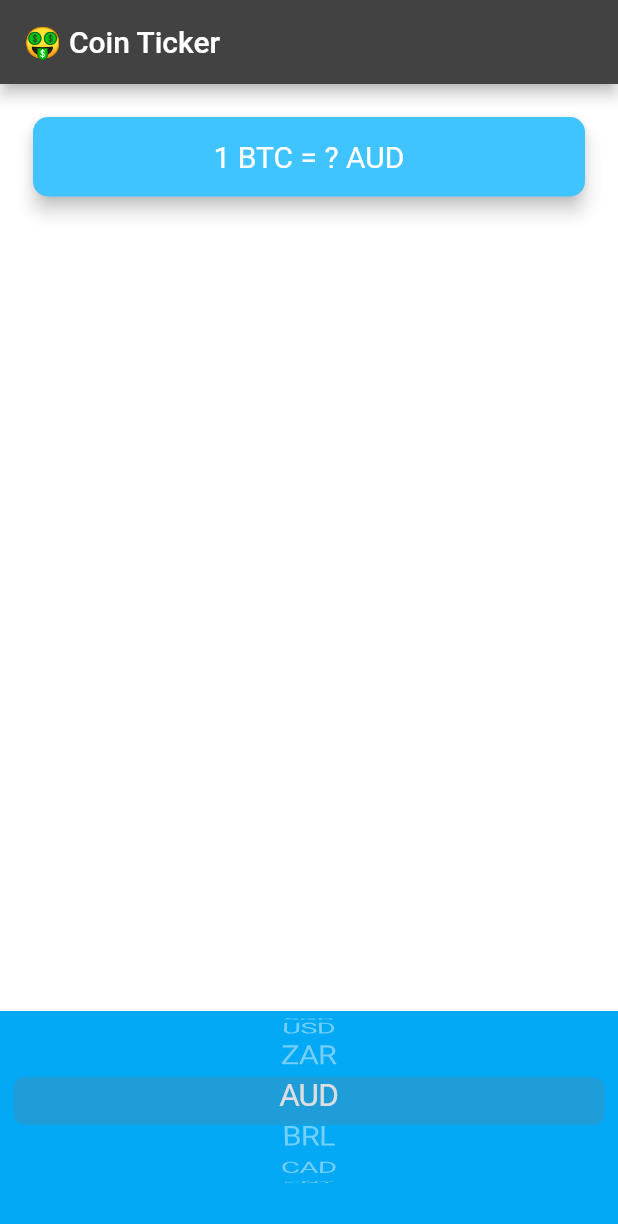
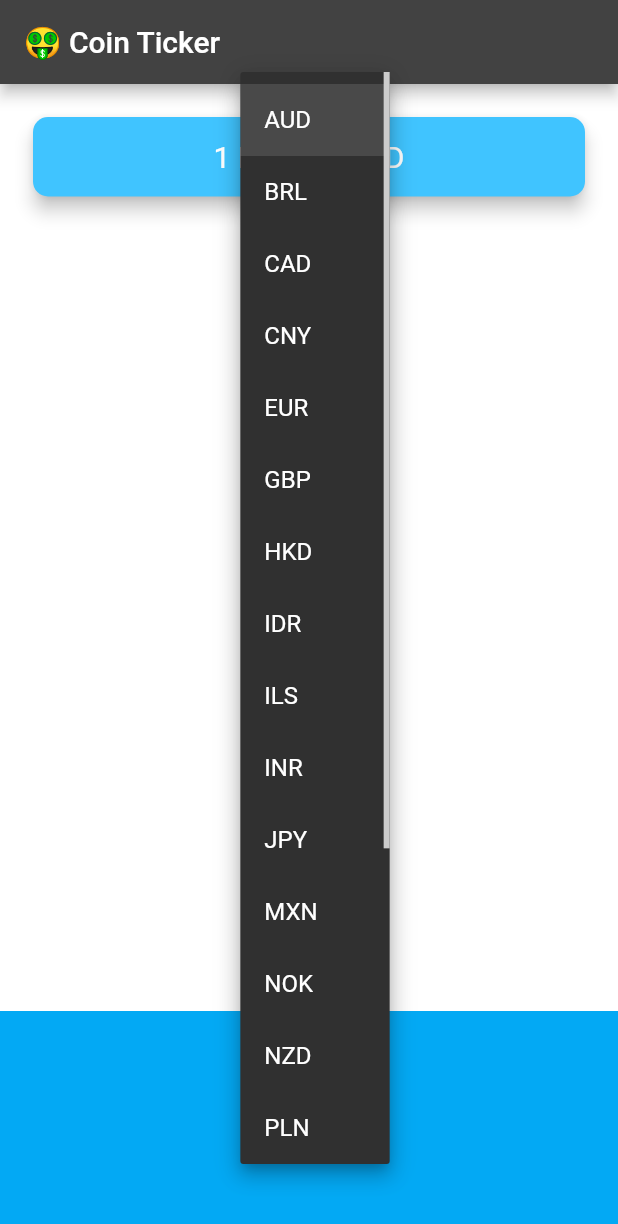
Before and after one commit to DevXanderCode/bitcoin-ticker, a Flutter app: the screen it shows after launch, after a tap on "AUD", on a phone screen of 412 x 824 dp. Shown: the top 1224 px of the screen. Run offline on Flutter 3.47's test engine with Material 2 defaults, Android fonts, the phone set to English and light mode, and no system bars; network calls fail.

```diff
--- a/lib/coin_data.dart
+++ b/lib/coin_data.dart
@@ -36,12 +36,8 @@ const List<String> cryptoList = [
 ];
 
 class CoinData {
-  CoinData(this.currency);
-
-  final String currency;
-
-  Future getData() async {
-    Uri uri = Uri.parse('$baseURL/BTC/$currency?apikey=$apiKey');
+  Future getData(String selectedCurrency) async {
+    Uri uri = Uri.parse('$baseURL/BTC/$selectedCurrency?apikey=$apiKey');
     // print(uri);
     http.Response response = await http.get(uri);
 
--- a/lib/price_screen.dart
+++ b/lib/price_screen.dart
@@ -13,15 +13,14 @@ class PriceScreen extends StatefulWidget {
 
 class _PriceScreenState extends State<PriceScreen> {
   String selectedCurrency = 'AUD';
-  late String btcUsd = '?';
+  late String bitcoinValue = '?';
 
   void updateUi() async {
-    CoinData coinData = CoinData(selectedCurrency);
     try {
       var formatter = NumberFormat('#,##,000');
-      double btcPrice = await coinData.getData();
+      double btcPrice = await CoinData().getData(selectedCurrency);
       setState(() {
-        btcUsd = formatter.format(btcPrice.toInt());
+        bitcoinValue = formatter.format(btcPrice.toInt());
       });
     } catch (e) {
       print(e);
@@ -64,8 +63,6 @@ class _PriceScreenState extends State<PriceScreen> {
       itemExtent: 32.0,
       looping: true,
       onSelectedItemChanged: (selectedIndex) {
-        CoinData coinData = CoinData(selectedCurrency);
-        print(selectedIndex);
         setState(() {
           selectedCurrency = currenciesList[selectedIndex];
           updateUi();
@@ -76,7 +73,7 @@ class _PriceScreenState extends State<PriceScreen> {
   }
 
   Widget getPickerOrDropdown() =>
-      Platform.isAndroid ? iosPicker() : androidDropDownButton();
+      Platform.isIOS ? iosPicker() : androidDropDownButton();
 
   @override
   void initState() {
@@ -108,7 +105,7 @@ class _PriceScreenState extends State<PriceScreen> {
                   horizontal: 28.0,
                 ),
                 child: Text(
-                  '1 BTC = $btcUsd $selectedCurrency',
+                  '1 BTC = $bitcoinValue $selectedCurrency',
                   textAlign: TextAlign.center,
                   style: const TextStyle(
                     fontSize: 20.0,
```
